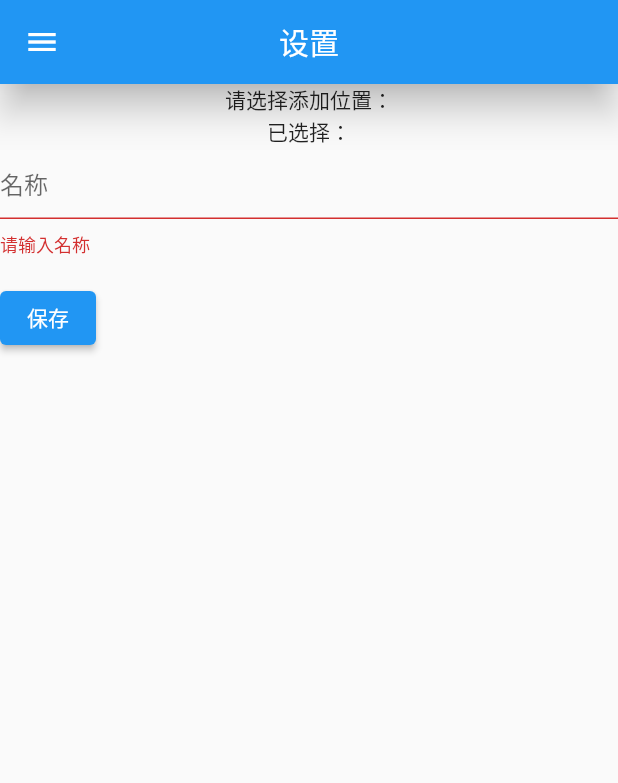
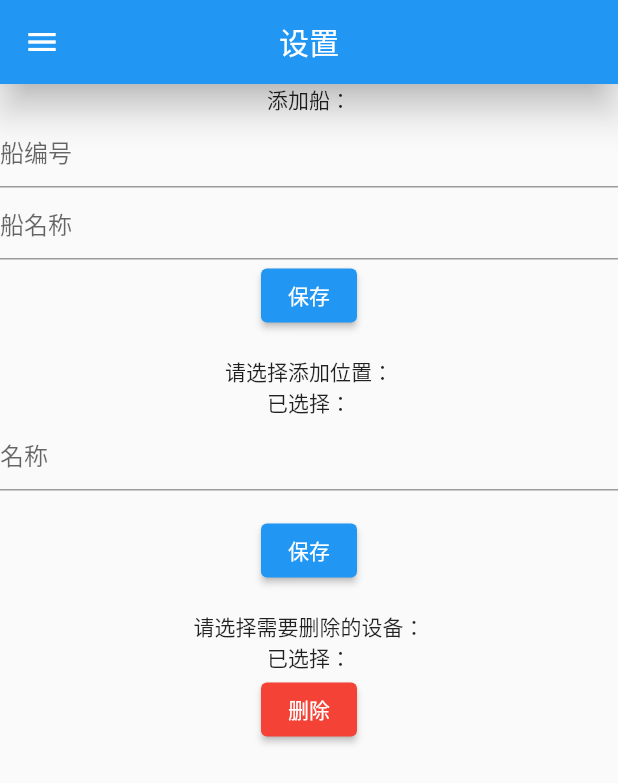
Before and after one commit to optimjie/ship, a Flutter app: the Settings screen opened directly with empty values, after a tap on "保存", on a phone screen of 412 x 824 dp. Shown: the top 783 px of the screen. Run offline on Flutter 3.47's test engine with Material 2 defaults, Android fonts, the phone set to English and light mode, and no system bars; our stand-ins replace sqflite; missing offline and left inert: dynamic_treeview; accounts and stored records are empty.

Commit message:
完成了11.1号的任务

```diff
--- a/lib/model/tree.dart
+++ b/lib/model/tree.dart
@@ -109,7 +109,7 @@ List<Tree> createTmpTreeData() {
     // Tree(id: 7, treeid: "0003", treepid: "011", name: "机舱杂用气瓶", shipname: "胜利503船"),
     // Tree(id: 8, treeid: "0004", treepid: "011", name: "机舱一号气瓶", shipname: "胜利503船"),
     // Tree(id: 9, treeid: "0005", treepid: "011", name: "机舱电汽热水柜", shipname: "胜利503船"),
-    // Tree(id: 10, treeid: "0006", treepid: "011", name: "机舱海水柜", shipname: "胜利503船"),
+    // Tree(id: 10, treeid: "0006", treepid: "011", name:  "机舱海水柜", shipname: "胜利503船"),
 
     Tree(id: 1, treeid: "1", treepid: "-1", name: "root", shipname: "root"),
     Tree(id: 2, treeid: "050300000", treepid: "1", name: "胜利503船", shipname: "胜利503船"),
--- a/lib/widget/Settings.dart
+++ b/lib/widget/Settings.dart
@@ -22,6 +22,11 @@ class _SettingsState extends State<Settings> {
   final List<BaseData> treeListShow;
   final GlobalKey<FormState> _formKey = GlobalKey<FormState>();
 
+  // 用于船的添加
+  var shipId;
+  var shipName;
+
+  // 用于添加船下面的东西
   var parentId;
   var parentName = "";
   var name;
@@ -59,25 +64,61 @@ class _SettingsState extends State<Settings> {
         ),
         body: Column(
           children: <Widget>[
-            Text("请选择添加位置："),
-            Text("已选择：" + this.parentName),
             Form(
               key: _formKey,
               child: Column(
-                crossAxisAlignment: CrossAxisAlignment.start,
+                mainAxisAlignment: MainAxisAlignment.center,
+                // crossAxisAlignment: CrossAxisAlignment.start,
                 children: <Widget>[
+                  Text("添加船："),
+                  TextFormField(
+                    decoration: const InputDecoration(
+                      hintText: '船编号',
+                    ),
+                    validator: (String? value) {
+                      // if (value == null || value.isEmpty) {
+                      //   return '请输入船编号';
+                      // }
+                      this.shipId = value;
+                    },
+                  ),
+                  TextFormField(
+                    decoration: const InputDecoration(
+                      hintText: '船名称',
+                    ),
+                    validator: (String? value) {
+                      // if (value == null || value.isEmpty) {
+                      //   return '请输入船名称';
+                      // }
+                      this.shipName = value;
+                    },
+                  ),
+                  ElevatedButton(
+                    onPressed: () async {
+                      if (_formKey.currentState!.validate()) {
+                        // Process data.
+                      }
+                      // 执行添加船操作
+                      Tree addTree = Tree(treeid: shipId, treepid: "1", name: shipName, shipname: shipName);
+                      ShipDatabase.instance.treeInsert(addTree);
+                      setState(() {
+                        this.treeListShow.add(addTree);
+                      });
+                    },
+                    child: const Text('保存'),
+                  ),
+                  SizedBox(height: 16),
+                  Text("请选择添加位置："),
+                  Text("已选择：" + this.parentName),
                   TextFormField(
                     decoration: const InputDecoration(
                       hintText: '名称',
                     ),
                     validator: (String? value) {
-                      if (value == null || value.isEmpty) {
-                        return '请输入名称';
-                      }
+                      // if (value == null || value.isEmpty) {
+                      //   return '请输入名称';
+                      // }
                       this.name = value;
-                      // print("打印:" + value);
-                      print("id:" + this.parentId);
-                      return null;
                     },
                   ),
                   Padding(
@@ -96,7 +137,6 @@ class _SettingsState extends State<Settings> {
                         String idLevel = (int.parse(this.parentId.toString().substring(4, 5))).toString();
                         String myidLevel = (int.parse(idLevel) + 1).toString();
                         String queryId = shipId + (int.parse(idLevel) + 1).toString();
-                        // print(shipId + " " + queryId + " " + idLevel);
 
                         List<Tree> tempTree = await ShipDatabase.instance.treeGetCnt(queryId + "%");
                         String cnt = tempTree.length.toString();
@@ -118,6 +158,35 @@ class _SettingsState extends State<Settings> {
                       child: const Text('保存'),
                     ),
                   ),
+                  Text("请选择需要删除的设备："),
+                  Text("已选择：" + this.parentName),
+                  ElevatedButton(
+                    style: ButtonStyle(
+                      backgroundColor: MaterialStateProperty.all(Colors.red),
+                    ),
+                    onPressed: () async {
+                      if (_formKey.currentState!.validate()) {
+                        // Process data.
+                      }
+                      // 执行删除操作
+
+                      print("============");
+                      print(this.parentId);
+
+                      await ShipDatabase.instance.treeDeleteByTreeId(this.parentId  );
+                      setState(() {
+                        for (int i = 0; i < treeListShow.length; i++) {
+                          if (treeListShow[i].getId() == this.parentId) {
+                            print("进来了");
+                            treeListShow.removeAt(i);
+                            break;
+                          }
+                        }
+                      });
+
+                    },
+                    child: const Text('删除'),
+                  ),
                 ],
               ),
             )
```
Also changed, not shown: lib/db/ShipDatabase.dart (+37 -0 lines), lib/main.dart (+33 -4 lines), lib/widget/QueryNoSet.dart (added, +42 -0 lines), 1 other file.
